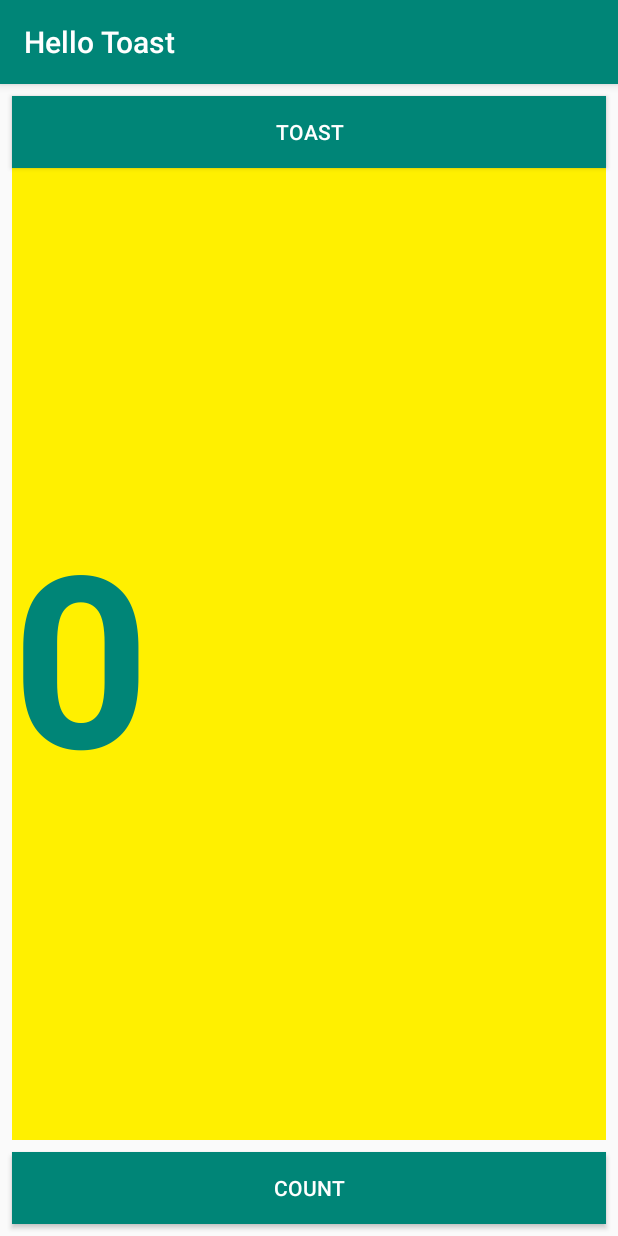
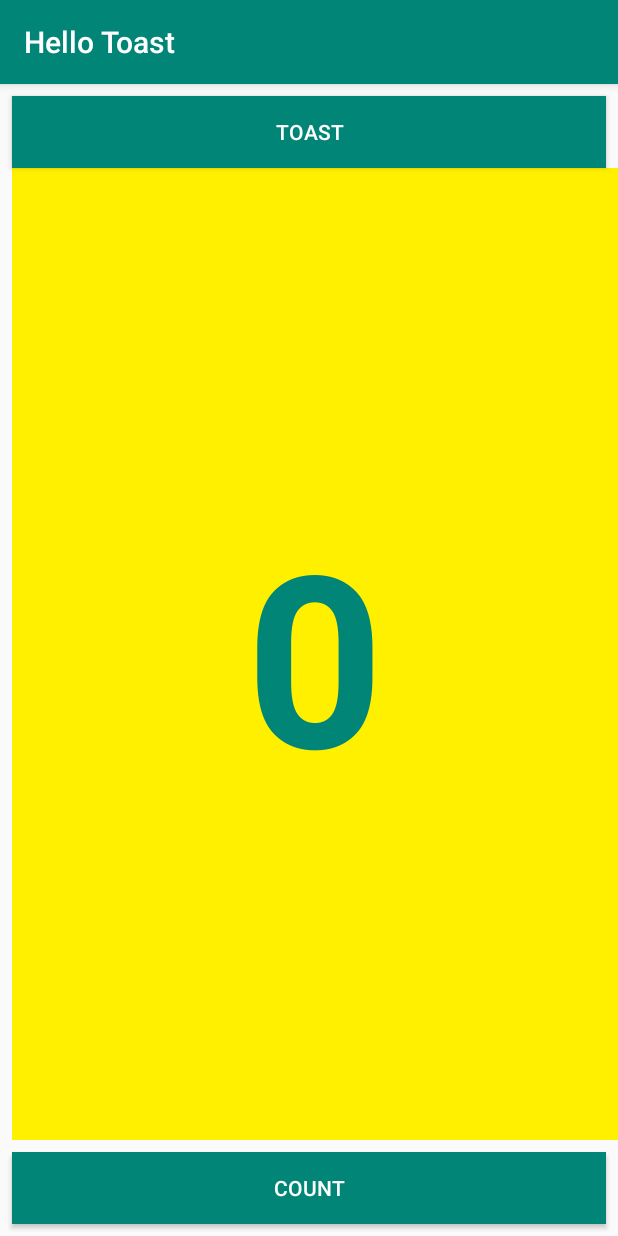
Before and after one commit to DongStone830/HelloToast, an Android app: the screen it shows after launch (MainActivity), on a phone screen of 412 x 824 dp. Run offline under Robolectric (Android 15) with nearby library versions, the phone set to English and light mode, and no system bars.

Commit message:
HelloToast

```diff
--- a/HelloToast/app/src/main/res/layout/activity_main.xml
+++ b/HelloToast/app/src/main/res/layout/activity_main.xml
@@ -46,11 +46,9 @@
         android:layout_height="0dp"
         android:layout_marginStart="8dp"
         android:layout_marginLeft="8dp"
-        android:layout_marginEnd="8dp"
-        android:layout_marginRight="8dp"
         android:layout_marginBottom="8dp"
         android:background="#FFF000"
-        android:gravity="center_vertical"
+        android:gravity="center_vertical|center"
         android:text="@string/count_initial_value"
         android:textColor="@color/colorPrimary"
         android:textSize="160sp"
```
